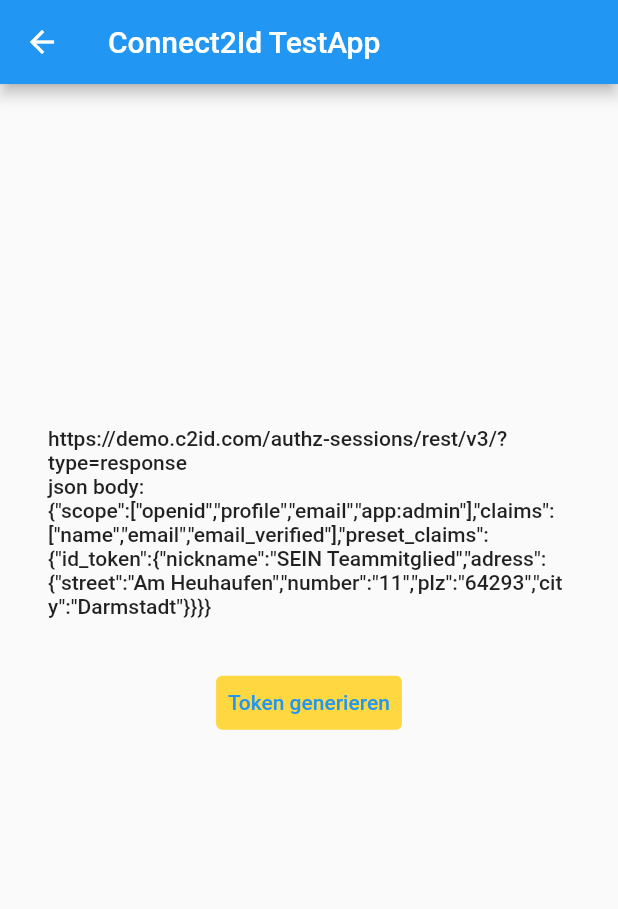
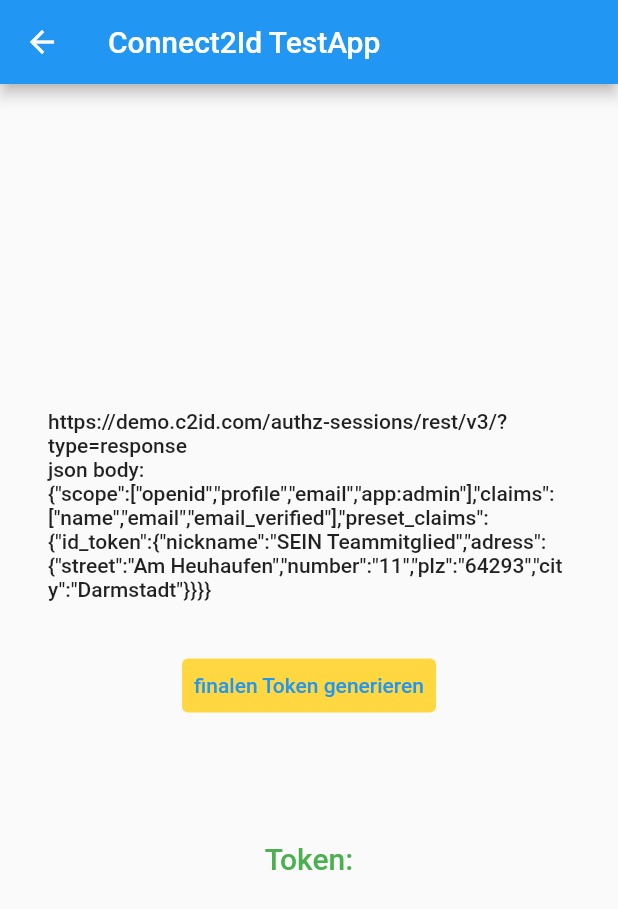
Before and after one commit to lucianojung/connect2IdTestApp, a Flutter app: the TokenGenerationPage screen opened directly with empty values, on a phone screen of 412 x 824 dp. Shown: the top 909 px of the screen. Run offline on Flutter 3.47's test engine with Material 2 defaults, Android fonts, the phone set to English and light mode, and no system bars; our stand-ins replace jwt_decoder; network calls fail.

Commit message:
adjust naming for buttons

```diff
--- a/lib/authentication_page.dart
+++ b/lib/authentication_page.dart
@@ -87,7 +87,7 @@ class _AuthenticationPageState extends State<AuthenticationPage> {
               SizedBox(height: 32,),
               TextButton(
                   style: ButtonStyle(backgroundColor: MaterialStateProperty.all(Colors.amberAccent)),
-                  onPressed: _createRequest, child: Text('Authorisierung')),
+                  onPressed: _createRequest, child: Text('Authorisiere Nutzer durch das Frontend')),
               SizedBox(height: 32,),
               Text(
                 _result,
@@ -101,7 +101,7 @@ class _AuthenticationPageState extends State<AuthenticationPage> {
         visible: (_result != ''),
         child: FloatingActionButton(
           onPressed: _nextPage,
-          tooltip: 'NextPage',
+          tooltip: 'Next Step',
           child: Icon(Icons.arrow_forward),
         ),
       ), // This trailing comma makes auto-formatting nicer for build methods.
--- a/lib/authorization_page.dart
+++ b/lib/authorization_page.dart
@@ -88,7 +88,7 @@ class _AuthorizationPageState extends State<AuthorizationPage> {
               SizedBox(height: 32,),
               TextButton(
                   style: ButtonStyle(backgroundColor: MaterialStateProperty.all(Colors.amberAccent)),
-                  onPressed: _createRequest, child: Text('Authentifizierung')),
+                  onPressed: _createRequest, child: Text('Authorisation session starten')),
               SizedBox(height: 32,),
               Text(
                 _result,
@@ -108,7 +108,7 @@ class _AuthorizationPageState extends State<AuthorizationPage> {
         visible: (_result != ''),
         child: FloatingActionButton(
           onPressed: _nextPage,
-          tooltip: 'NextPage',
+          tooltip: 'Next Step',
           child: Icon(Icons.arrow_forward),
         ),
       ), // This trailing comma makes auto-formatting nicer for build methods.
--- a/lib/token_generation_page.dart
+++ b/lib/token_generation_page.dart
@@ -128,7 +128,7 @@ class _TokenGenerationPageState extends State<TokenGenerationPage> {
                       backgroundColor:
                           MaterialStateProperty.all(Colors.amberAccent)),
                   onPressed: _createRequest,
-                  child: Text('Token generieren')),
+                  child: Text('finalen Token generieren')),
               SizedBox(
                 height: 32,
               ),
@@ -140,7 +140,7 @@ class _TokenGenerationPageState extends State<TokenGenerationPage> {
                 height: 32,
               ),
               Text(
-                '$_jwtToken',
+                'Token:\n$_jwtToken',
                 style: Theme.of(context)
                     .textTheme
                     .headline6!
@@ -154,7 +154,7 @@ class _TokenGenerationPageState extends State<TokenGenerationPage> {
         visible: (_result != ''),
         child: FloatingActionButton(
           onPressed: _nextPage,
-          tooltip: 'NextPage',
+          tooltip: 'Next Step',
           child: Icon(Icons.arrow_forward),
         ),
       ),
```
